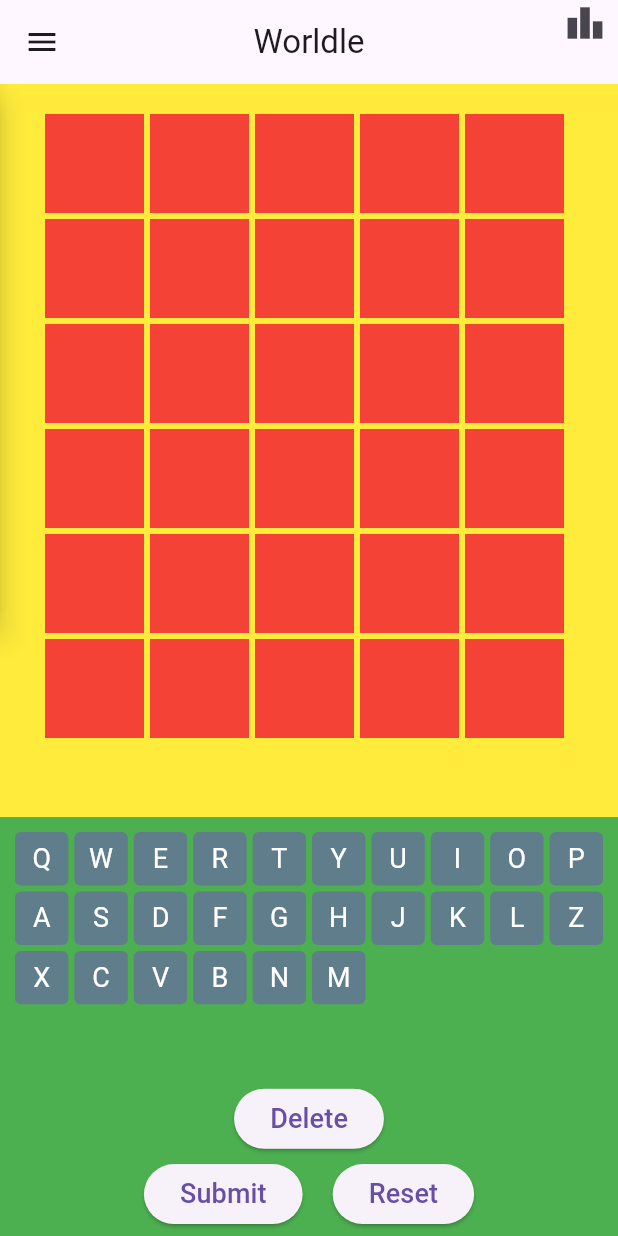
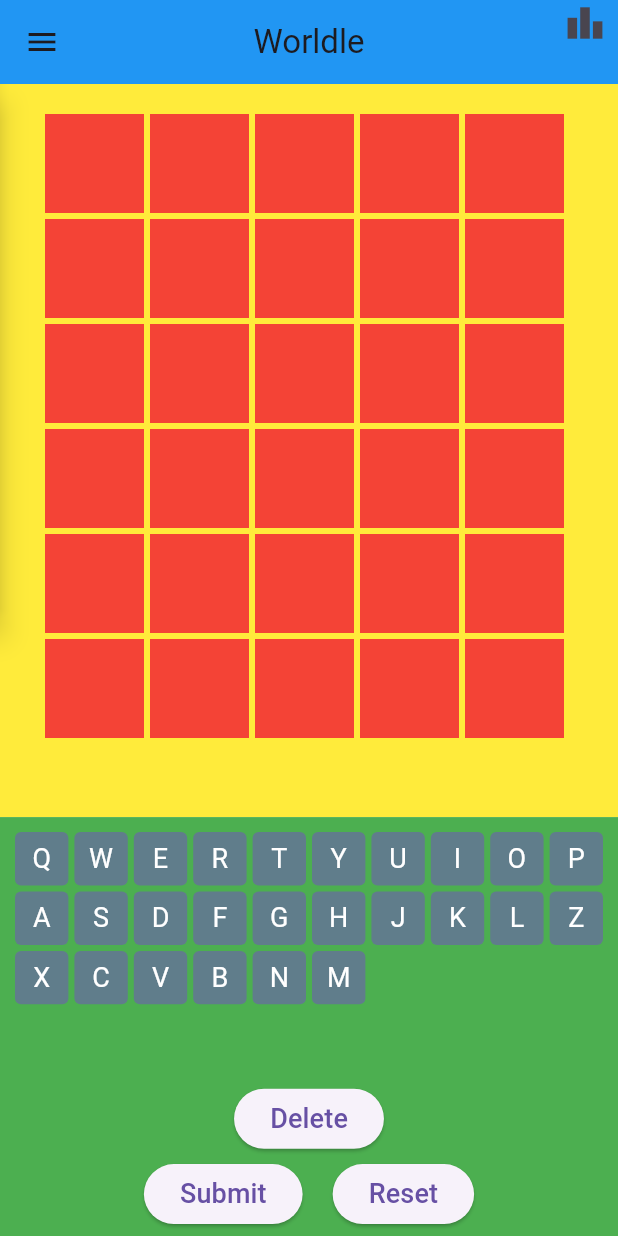
Before and after one commit to wennnn12/worldle_UAS_softdev, a Flutter app: the screen it shows after launch, after a tap on "Play", on a phone screen of 412 x 824 dp. Run offline on Flutter 3.47's test engine with Material 3 defaults, Android fonts, the phone set to English and light mode, and no system bars; our stand-ins replace cloud_firestore, firebase_auth, firebase_core; accounts and stored records are empty.

Commit message:
Dark theme changes on all pages

```diff
--- a/lib/gameEasy.dart
+++ b/lib/gameEasy.dart
@@ -8,8 +8,9 @@ import 'setting.dart';
 
 class GameEasy extends StatefulWidget {
   final String initialTargetWord;
+  final Function(bool) toggleTheme;
 
-  const GameEasy({Key? key, required this.initialTargetWord}) : super(key: key);
+  const GameEasy({Key? key, required this.initialTargetWord, required this.toggleTheme}) : super(key: key);
 
   @override
   State<GameEasy> createState() => _GameEasyState();
@@ -52,12 +53,14 @@ class _GameEasyState extends State<GameEasy> with SingleTickerProviderStateMixin
         _difficultyLevel = userDoc.get('difficultyLevel') ?? 0;
         _isDarkMode = userDoc.get('isDarkMode') ?? false;
       });
+      widget.toggleTheme(_isDarkMode); // Apply user-specific theme
     } else {
       // If not logged in, ensure defaults are set
       setState(() {
         _difficultyLevel = 0;
         _isDarkMode = false;
       });
+      widget.toggleTheme(false); // Revert to light theme
     }
   }
 
@@ -207,9 +210,10 @@ class _GameEasyState extends State<GameEasy> with SingleTickerProviderStateMixin
       _isDarkMode = false;
     });
     await _saveUserSettings(); // Save settings on logout
+    widget.toggleTheme(false); // Revert to light theme on logout
     Navigator.pushReplacement(
       context,
-      MaterialPageRoute(builder: (context) => MainMenu()),
+      MaterialPageRoute(builder: (context) => MainMenu(toggleTheme: widget.toggleTheme)),
     );
   }
 
@@ -259,6 +263,7 @@ class _GameEasyState extends State<GameEasy> with SingleTickerProviderStateMixin
         title: Text('Worldle'),
         centerTitle: true,
         elevation: 0,
+        backgroundColor: _isDarkMode ? Colors.black : Colors.blue,
         leading: IconButton(
           icon: Icon(Icons.menu), // Hamburger icon
           onPressed: toggleDrawer,
@@ -293,14 +298,14 @@ class _GameEasyState extends State<GameEasy> with SingleTickerProviderStateMixin
               Expanded(
                 flex: 7,
                 child: Container(
-                  color: Colors.yellow,
+                  color: _isDarkMode ? Colors.grey[900] : Colors.yellow,
                   child: Grid(gridContent: gridContent, gridColors: gridColors),
                 ),
               ),
               Expanded(
                 flex: 4,
                 child: Container(
-                  color: Colors.green,
+                  color: _isDarkMode ? Colors.black : Colors.green,
                   child: Column(
                     children: [
                       Expanded(
@@ -352,20 +357,20 @@ class _GameEasyState extends State<GameEasy> with SingleTickerProviderStateMixin
                 child: Container(
                   width: 240,
                   height: 350,
-                  color: Colors.white,
+                  color: _isDarkMode ? Colors.black : Colors.white,
                   child: Column(
                     children: [
                       ListTile(
-                        leading: Icon(Icons.help_outline),
-                        title: Text('Learn?'),
+                        leading: Icon(Icons.help_outline, color: _isDarkMode ? Colors.white : Colors.black),
+                        title: Text('Learn?', style: TextStyle(color: _isDarkMode ? Colors.white : Colors.black)),
                         onTap: () {
                           // Handle Learn tap
                           toggleDrawer();
                         },
                       ),
                       ListTile(
-                        leading: Icon(Icons.settings),
-                        title: Text('Setting'),
+                        leading: Icon(Icons.settings, color: _isDarkMode ? Colors.white : Colors.black),
+                        title: Text('Setting', style: TextStyle(color: _isDarkMode ? Colors.white : Colors.black)),
                         onTap: () {
                           toggleDrawer();
                           if (user == null) {
@@ -373,14 +378,14 @@ class _GameEasyState extends State<GameEasy> with SingleTickerProviderStateMixin
                           } else {
                             Navigator.push(
                               context,
-                              MaterialPageRoute(builder: (context) => SettingPage()),
+                              MaterialPageRoute(builder: (context) => SettingPage(toggleTheme: widget.toggleTheme)),
                             );
                           }
                         },
                       ),
                       ListTile(
-                        leading: Icon(Icons.history),
-                        title: Text('History'),
+                        leading: Icon(Icons.history, color: _isDarkMode ? Colors.white : Colors.black),
+                        title: Text('History', style: TextStyle(color: _isDarkMode ? Colors.white : Colors.black)),
                         onTap: () {
                           // Handle History tap
                           toggleDrawer();
@@ -393,7 +398,7 @@ class _GameEasyState extends State<GameEasy> with SingleTickerProviderStateMixin
                               toggleDrawer();
                               Navigator.push(
                                 context,
-                                MaterialPageRoute(builder: (context) => LoginPage()),
+                                MaterialPageRoute(builder: (context) => LoginPage(toggleTheme: widget.toggleTheme)),
                               );
                             } else {
                               _logout();
--- a/lib/main.dart
+++ b/lib/main.dart
@@ -6,22 +6,37 @@ import 'mainmenu.dart';
 void main() async {
   WidgetsFlutterBinding.ensureInitialized();
   await Firebase.initializeApp(); // Initialize Firebase
-  runApp(const MyApp());
+  runApp(MyApp());
 }
 
-class MyApp extends StatelessWidget {
+class MyApp extends StatefulWidget {
   const MyApp({super.key});
+
+  @override
+  _MyAppState createState() => _MyAppState();
+}
+
+class _MyAppState extends State<MyApp> {
+  bool _isDarkMode = false;
+
+  void _toggleTheme(bool isDarkMode) {
+    WidgetsBinding.instance?.addPostFrameCallback((_) {
+      setState(() {
+        _isDarkMode = isDarkMode;
+      });
+    });
+  }
 
   @override
   Widget build(BuildContext context) {
     return MaterialApp(
       debugShowCheckedModeBanner: false,
       title: 'Worldle',
-      theme: ThemeData(),
-      home: MainMenu(),
+      theme: _isDarkMode ? ThemeData.dark() : ThemeData.light(),
+      home: MainMenu(toggleTheme: _toggleTheme),
       routes: {
-        '/mainmenu': (context) => MainMenu(),
-        '/settings': (context) => SettingPage(),
+        '/mainmenu': (context) => MainMenu(toggleTheme: _toggleTheme),
+        '/settings': (context) => SettingPage(toggleTheme: _toggleTheme),
       },
     );
   }
--- a/lib/mainmenu.dart
+++ b/lib/mainmenu.dart
@@ -3,10 +3,14 @@ import 'package:cloud_firestore/cloud_firestore.dart';
 import 'package:firebase_auth/firebase_auth.dart';
 import 'gameEasy.dart';
 import 'gameMedium.dart';
-import 'gameHard.dart'; // Import the GameHard file
+import 'gameHard.dart';
 import 'login.dart';
 
 class MainMenu extends StatelessWidget {
+  final Function(bool) toggleTheme;
+
+  MainMenu({required this.toggleTheme});
+
   Future<String> _fetchRandomWord(String difficulty) async {
     final wordList = await FirebaseFirestore.instance
         .collection('Wordlists')
@@ -38,9 +42,18 @@ class MainMenu extends StatelessWidget {
                 User? user = FirebaseAuth.instance.currentUser;
                 if (user != null) {
                   // Fetch user-specific difficulty
-                  var userData = await FirebaseFirestore.instance.collection('users').doc(user.uid).get();
+                  var userData = await FirebaseFirestore.instance
+                      .collection('users')
+                      .doc(user.uid)
+                      .get();
                   try {
-                    difficulty = userData.get('difficultyLevel') == 1 ? 'medium' : userData.get('difficultyLevel') == 2 ? 'hard' : 'easy';
+                    difficulty = userData.get('difficultyLevel') == 1
+                        ? 'medium'
+                        : userData.get('difficultyLevel') == 2
+                            ? 'hard'
+                            : 'easy';
+                    bool isDarkMode = userData.get('isDarkMode') ?? false;
+                    toggleTheme(isDarkMode); // Apply user-specific theme
                   } catch (e) {
                     // Field doesn't exist, keep default value
                   }
@@ -50,22 +63,25 @@ class MainMenu extends StatelessWidget {
                   Navigator.push(
                     context,
                     MaterialPageRoute(
-                        builder: (context) =>
-                            GameEasy(initialTargetWord: randomWord)),
+                        builder: (context) => GameEasy(
+                            initialTargetWord: randomWord,
+                            toggleTheme: toggleTheme)),
                   );
                 } else if (difficulty == 'medium') {
                   Navigator.push(
                     context,
                     MaterialPageRoute(
-                        builder: (context) =>
-                            GameMedium(initialTargetWord: randomWord)),
+                        builder: (context) => GameMedium(
+                            initialTargetWord: randomWord,
+                            toggleTheme: toggleTheme)),
                   );
                 } else if (difficulty == 'hard') {
                   Navigator.push(
                     context,
                     MaterialPageRoute(
-                        builder: (context) =>
-                            GameHard(initialTargetWord: randomWord)),
+                        builder: (context) => GameHard(
+                            initialTargetWord: randomWord,
+                            toggleTheme: toggleTheme)),
                   );
                 }
               },
@@ -76,7 +92,9 @@ class MainMenu extends StatelessWidget {
               onPressed: () {
                 Navigator.push(
                   context,
-                  MaterialPageRoute(builder: (context) => LoginPage()),
+                  MaterialPageRoute(
+                      builder: (context) =>
+                          LoginPage(toggleTheme: toggleTheme)),
                 );
               },
               child: Text('Login'),
```
Also changed, not shown: lib/gameHard.dart (+26 -25 lines), lib/gameMedium.dart (+97 -36 lines), lib/login.dart (+18 -10 lines), lib/register.dart (+6 -2 lines), lib/setting.dart (+21 -7 lines).
